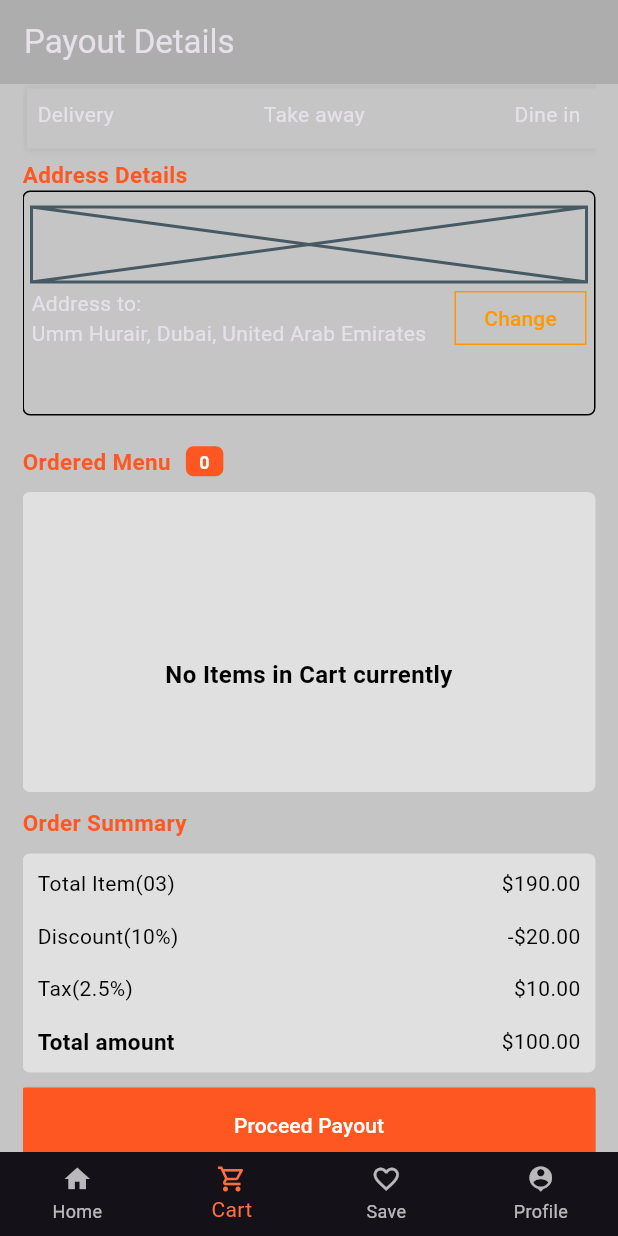
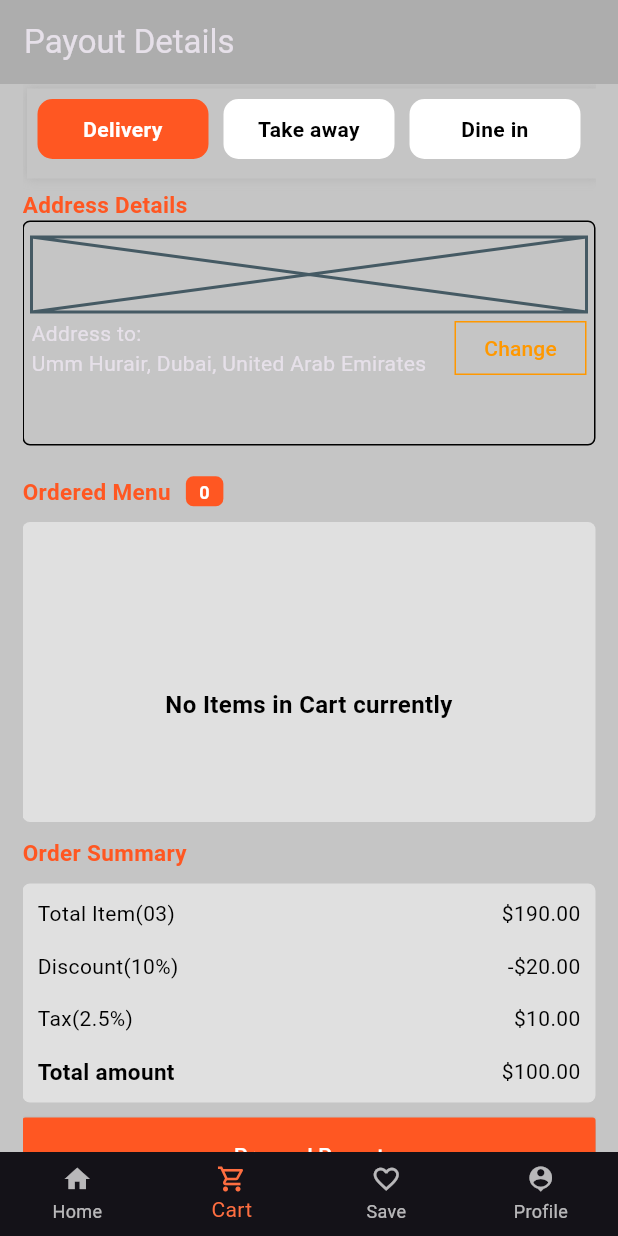
Before and after one commit to JoshuaOzibo/modern_food_app, a Flutter app: the screen it shows after launch, item 2 of the bottom bar chosen, on a phone screen of 412 x 824 dp. Run offline on Flutter 3.47's test engine with Material 3 defaults, Android fonts, the phone set to English and light mode, and no system bars; our stand-ins replace cached_network_image, dio, flutter_dotenv, flutter_swipe_action_cell, fpdart, get_it and 4 more; missing offline and left inert: dart:ffi; accounts and stored records are empty; network calls fail.

Commit message:
updated code

```diff
--- a/lib/features/cart/component/cart_option.dart
+++ b/lib/features/cart/component/cart_option.dart
@@ -1,11 +1,13 @@
 import 'package:flutter/material.dart';
 
 class CartOption extends StatelessWidget {
-  const CartOption({super.key});
+    const CartOption({super.key, required this.selectedOption, required this.onOptionChanged});
+  final String selectedOption;
+  final Function(String) onOptionChanged;
 
   @override
   Widget build(BuildContext context) {
-    final selectList = ['Delivery', 'Take away', 'Dine in'];
+
     return Container(
       decoration: BoxDecoration(
         boxShadow: List.of([
@@ -21,15 +23,33 @@ class CartOption extends StatelessWidget {
       width: double.infinity,
       padding: EdgeInsets.symmetric(horizontal: 10, vertical: 10),
       child: Row(
+        spacing: 10,
         mainAxisAlignment: MainAxisAlignment.spaceBetween,
         crossAxisAlignment: CrossAxisAlignment.center,
         children: [
-          ...selectList.map(
-            (item) => GestureDetector(
-              onTap: () => print(item),
-              child: Container(child: Text(item)),
+          ...['Delivery', 'Take away', 'Dine in'].map((item) => Expanded(
+            child: GestureDetector(
+              onTap: () => onOptionChanged(item),
+              child: Container(
+                width: double.infinity,
+                height: 40,
+                decoration: BoxDecoration(
+                  color: selectedOption == item ? Colors.deepOrange : Colors.white,
+                  borderRadius: BorderRadius.circular(10),
+                ),
+                padding: EdgeInsets.symmetric(horizontal: 10, vertical: 5),
+                alignment: Alignment.center,
+                child: Text(
+                  item,
+                  style: TextStyle(
+                    color: selectedOption == item ? Colors.white : Colors.black,
+                    fontWeight: FontWeight.bold,
+                  ),
+                  textAlign: TextAlign.center,
+                ),
+              ),
             ),
-          ),
+          )),
         ],
       ),
     );
--- a/lib/features/cart/screen/cart_screen.dart
+++ b/lib/features/cart/screen/cart_screen.dart
@@ -15,9 +15,11 @@ class CartScreen extends StatefulWidget {
 }
 
 class _CartScreenScreenState extends State<CartScreen> {
+    final selectList = ['Delivery', 'Take away', 'Dine in'];
   @override
   Widget build(BuildContext context) {
     final vm = context.watch<CartViewmodel>();
+    String selectedOption = 'Delivery';
     Future<void> _refreshData() async {
       await Future.delayed(Duration(seconds: 1));
       setState(() {});
@@ -34,7 +36,12 @@ class _CartScreenScreenState extends State<CartScreen> {
             children: [
               Column(
                 children: [
-                  CartOption(),
+                  CartOption(selectedOption: selectedOption, onOptionChanged: (option) {
+                    setState(() {
+                      selectedOption = option;
+                      print('selectedOption: $selectedOption');
+                    });
+                  }),
                   SizedBox(height: 10),
                   TitleTextWithoutIcon(
                     leftText: 'Address Details',
```
